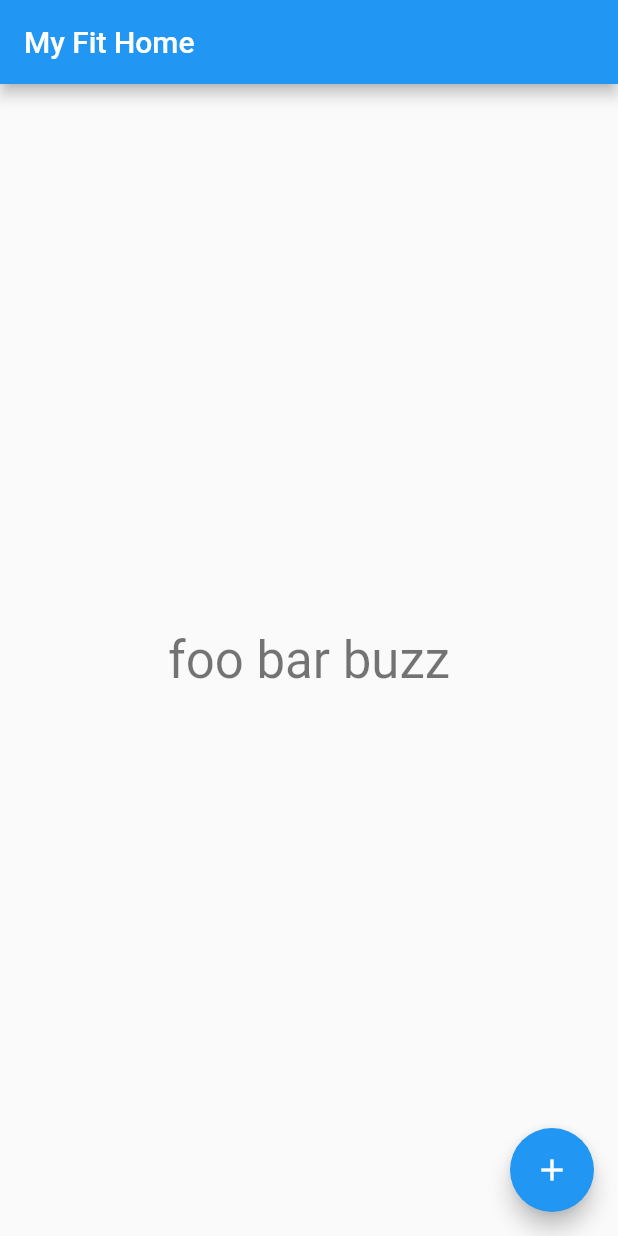
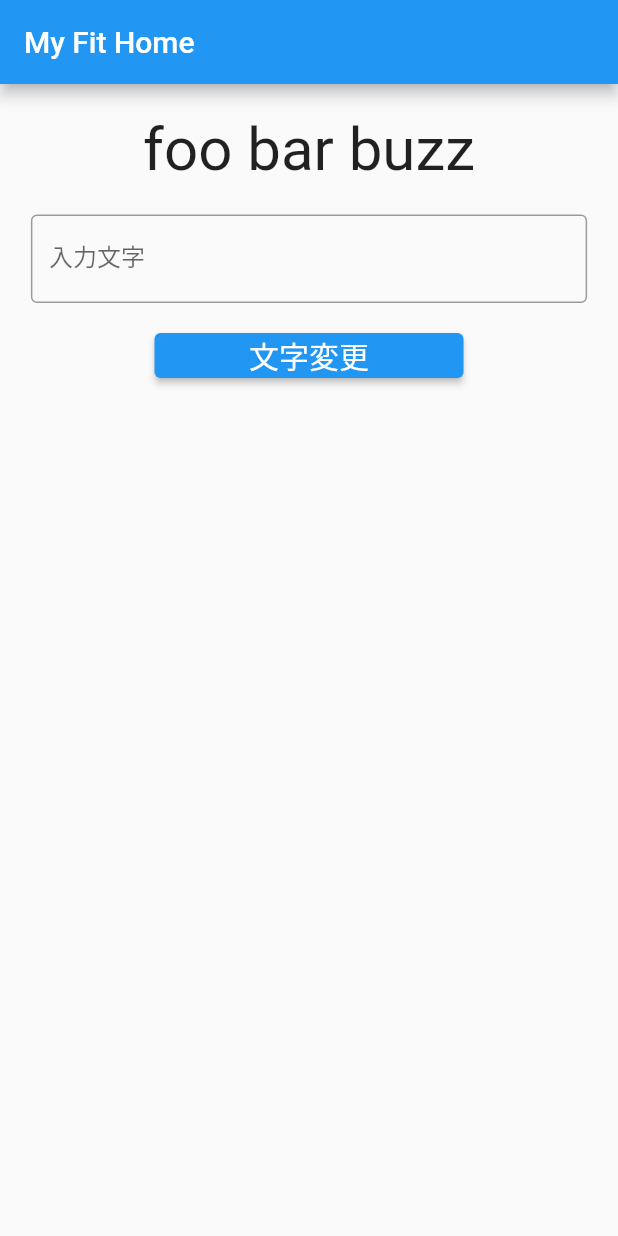
Before and after one commit to UG/myFit, a Flutter app: the screen it shows after launch, on a phone screen of 412 x 824 dp. Run offline on Flutter 3.47's test engine with Material 2 defaults, Android fonts, the phone set to English and light mode, and no system bars; our stand-ins replace flutter_hooks, hooks_riverpod.

Commit message:
riverpod example little more advanced

```diff
--- a/lib/screen/titleRiverpod.dart
+++ b/lib/screen/titleRiverpod.dart
@@ -6,30 +6,58 @@ final titleProvider = StateNotifierProvider<Title, String>((_) => Title());
 
 class Title extends StateNotifier<String> {
   Title() : super('foo bar buzz');
-  //void increment() => state++;
   void setTitle(arg) {
     state = arg;
   }
 }
 
 class TitleRiverPod extends HookWidget {
-  const TitleRiverPod({Key? key}) : super(key: key);
+  TitleRiverPod({Key? key}) : super(key: key);
+  final _formKey = GlobalKey<FormState>();
+  void setTitle(val) {
+    inputText = val;
+  }
 
+  var inputText = "";
   @override
   Widget build(BuildContext context) {
+    double screenWidth = MediaQuery.of(context).size.width;
     final title = useProvider(titleProvider);
-
     return Scaffold(
       body: Center(
-        child: Text(
-          '$title',
-          style: Theme.of(context).textTheme.headline4,
-        ),
-      ),
-      floatingActionButton: FloatingActionButton(
-        onPressed: () => context.read(titleProvider.notifier).setTitle('nekoneko'),
-        child: const Icon(Icons.add),
-      ),
+          child: Container(
+              width: screenWidth * 0.9,
+              child: Column(children: [
+                SizedBox(height: 20),
+                Center(
+                    child: Container(
+                        child: Text('$title',
+                            style: TextStyle(
+                              fontSize: 40,
+                            )))),
+                SizedBox(height: 20),
+                Form(
+                  key: _formKey,
+                  child: TextFormField(
+                    onChanged: setTitle,
+                    decoration: InputDecoration(
+                      labelText: '入力文字',
+                      border: OutlineInputBorder(),
+                    ),
+                  ),
+                ),
+                SizedBox(height: 20),
+                SizedBox(
+                  height: 30,
+                  width: screenWidth * .5,
+                  child: ElevatedButton(
+                    child: const Text('文字変更', style: TextStyle(fontSize: 20)),
+                    onPressed: () {
+                      context.read(titleProvider.notifier).setTitle(inputText);
+                    },
+                  ),
+                ),
+              ]))),
     );
   }
 }
```
